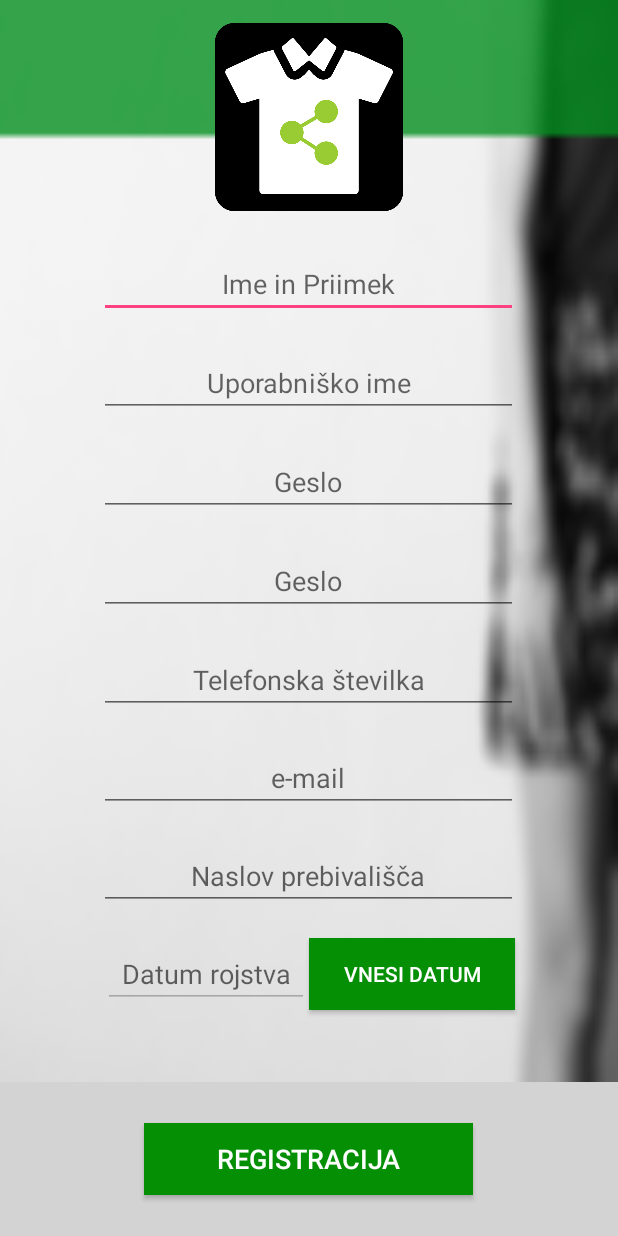
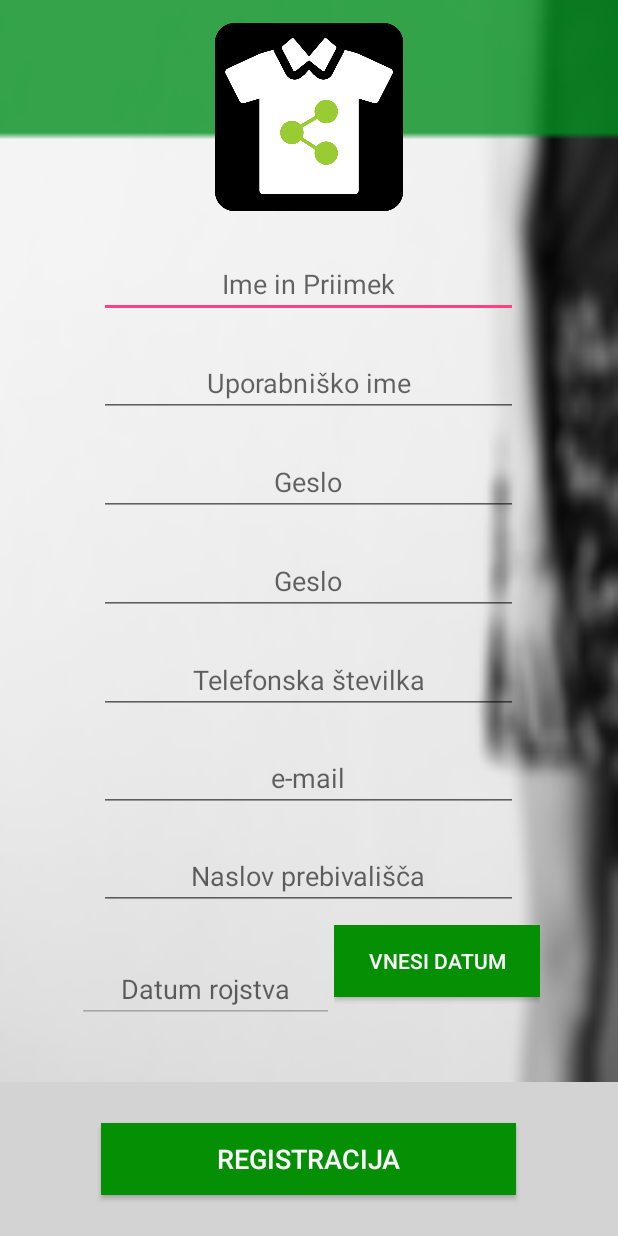
Before and after one commit to HarejJ/tshm_android, an Android app: the screen it shows after launch (RegistrationActivity), after a tap on "REGISTRACIJA", on a phone screen of 412 x 824 dp. Run offline under Robolectric (Android 15) with nearby library versions, the phone set to English and light mode, and no system bars.

Commit message:
popravek na dizajnu

```diff
--- a/app/src/main/res/layout/activity_registration.xml
+++ b/app/src/main/res/layout/activity_registration.xml
@@ -183,11 +183,18 @@
                 android:orientation="horizontal"
                 android:weightSum="6">
 
+                <LinearLayout
+                    android:layout_width="0dp"
+                    android:layout_height="match_parent"
+                    android:layout_weight="2.5"
+                    android:gravity="bottom"
+                    android:orientation="horizontal">
+
                     <EditText
                         android:id="@+id/Date"
-                    android:layout_width="0dp"
+                        android:layout_width="wrap_content"
                         android:layout_height="wrap_content"
-                    android:layout_weight="2"
+                        android:layout_weight="1"
                         android:editable="false"
                         android:elevation="0dp"
                         android:ems="10"
@@ -195,15 +202,38 @@
                         android:gravity="center"
                         android:hint="Datum rojstva"
                         android:inputType="date" />
+                </LinearLayout>
+
+                <LinearLayout
+                    android:layout_width="0dp"
+                    android:layout_height="match_parent"
+                    android:layout_weight="2"
+                    android:orientation="vertical"
+                    android:weightSum="2">
+
+                    <LinearLayout
+                        android:layout_width="match_parent"
+                        android:layout_height="match_parent"
+                        android:layout_weight="0.4"
+                        android:orientation="horizontal">
 
                         <Button
                             android:id="@+id/DateBtn"
                             android:layout_width="0dp"
                             android:layout_height="wrap_content"
-                    android:layout_weight="2"
+                            android:layout_weight="1"
                             android:background="@color/colorPrimaryDark"
                             android:text="Vnesi datum"
                             android:textColor="@color/common_google_signin_btn_text_dark_default" />
+                    </LinearLayout>
+
+                    <LinearLayout
+                        android:layout_width="match_parent"
+                        android:layout_height="match_parent"
+                        android:layout_weight="1.6"
+                        android:orientation="horizontal"></LinearLayout>
+
+                </LinearLayout>
 
             </LinearLayout>
 
@@ -237,7 +267,7 @@
 
             <Button
                 android:id="@+id/RegistrationButton"
-                android:layout_width="0dp"
+                android:layout_width="wrap_content"
                 android:layout_height="wrap_content"
                 android:layout_weight="1.6"
                 android:background="@color/colorPrimaryDark"
--- a/app/src/main/res/layout/fragment_clothes.xml
+++ b/app/src/main/res/layout/fragment_clothes.xml
@@ -450,7 +450,7 @@
                         android:layout_width="match_parent"
                         android:layout_height="match_parent"
                         android:layout_weight="1.42"
-                        android:orientation="horizontal"></LinearLayout>
+                        android:orientation="horizontal"/>
 
                     <LinearLayout
                         android:layout_width="match_parent"
--- a/app/src/main/res/layout/fragment_help.xml
+++ b/app/src/main/res/layout/fragment_help.xml
@@ -5,9 +5,5 @@
     tools:context="com.example.nejc.tshm.HelpFragment">
 
     <!-- TODO: Update blank fragment layout -->
-    <TextView
-        android:layout_width="match_parent"
-        android:layout_height="match_parent"
-        android:text="@string/hello_blank_fragment" />
 
 </FrameLayout>
```
Also changed, not shown: app/src/main/java/com/example/nejc/tshm/MainFragment.java (+4 -4 lines), app/src/main/res/layout/activity_enter.xml (+97 -66 lines), app/src/main/res/layout/activity_log_in.xml (+4 -5 lines), app/src/main/res/layout/fragment_about_app.xml (+10 -10 lines), app/src/main/res/layout/fragment_about_project.xml (+7 -7 lines), app/src/main/res/layout/fragment_main.xml (+8 -8 lines), app/src/main/res/layout/fragment_user_profile.xml (+13 -13 lines), app/src/main/res/values/strings.xml (+8 -3 lines), app/src/main/res/drawable/backgroundprva.png (added), 235 other files. Lines whose indentation alone changed are shown as unchanged.
